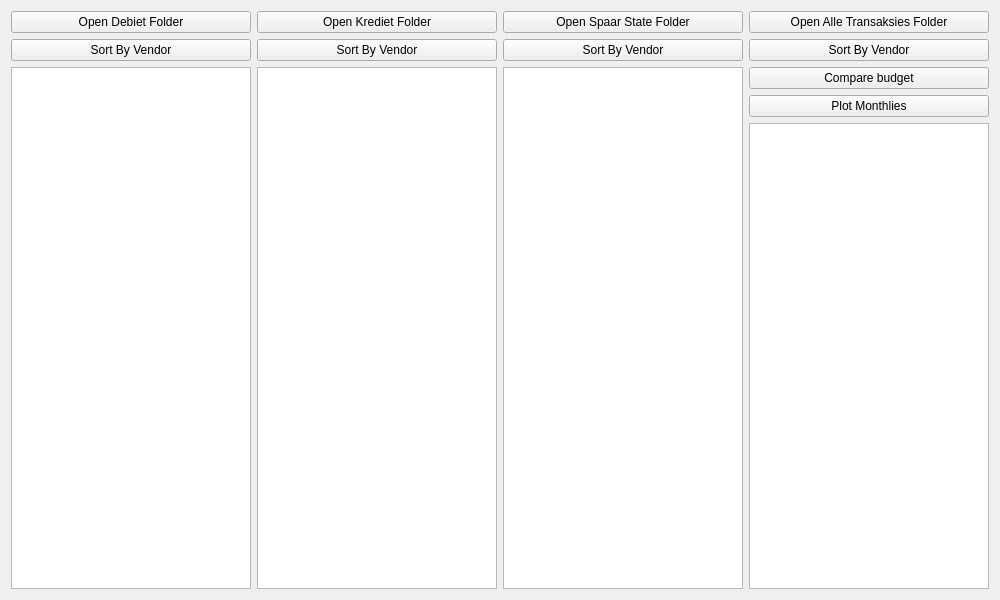
Qt form form.ui (dschoonwinkel/StateAnalise) before a commit.
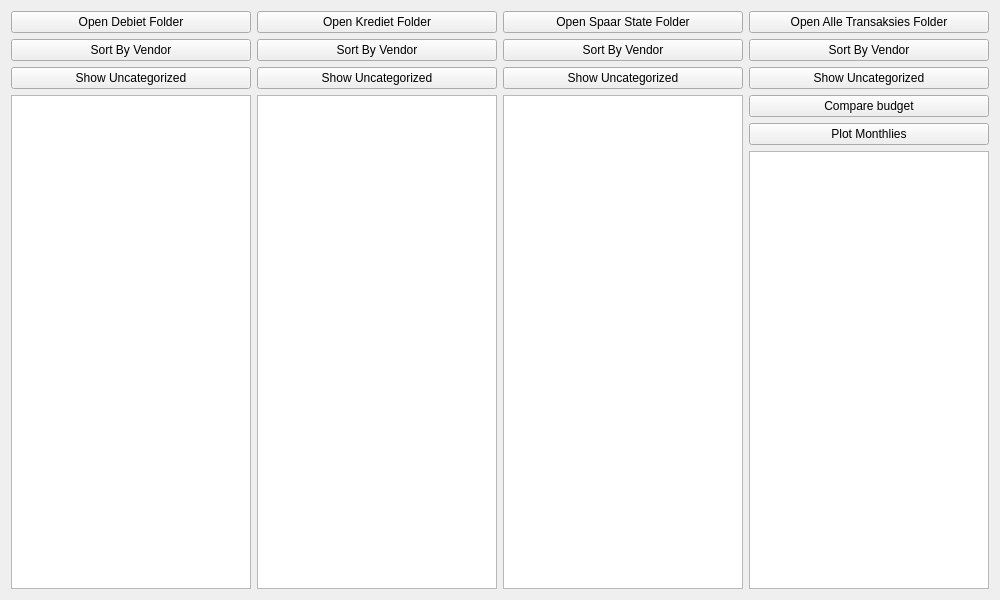
The same form after that commit.

Commit message: Uncategorized items showing up in table view. Next add interactivity when selecting from the category combo box and adding item.

Patch:
```diff
--- a/form.ui
+++ b/form.ui
@@ -34,6 +34,13 @@
            </property>
           </widget>
          </item>
+         <item>
+          <widget class="QPushButton" name="buttonDebietShowUncategorized">
+           <property name="text">
+            <string>Show Uncategorized</string>
+           </property>
+          </widget>
+         </item>
          <item>
           <widget class="QListView" name="ListViewDebietFiles"/>
          </item>
@@ -55,6 +62,13 @@
            </property>
           </widget>
          </item>
+         <item>
+          <widget class="QPushButton" name="buttonKredietShowUncategorized">
+           <property name="text">
+            <string>Show Uncategorized</string>
+           </property>
+          </widget>
+         </item>
          <item>
           <widget class="QListView" name="ListViewKredietFiles"/>
          </item>
@@ -76,6 +90,13 @@
            </property>
           </widget>
          </item>
+         <item>
+          <widget class="QPushButton" name="buttonIreneShowUncategorized">
+           <property name="text">
+            <string>Show Uncategorized</string>
+           </property>
+          </widget>
+         </item>
          <item>
           <widget class="QListView" name="listViewIrene"/>
          </item>
@@ -97,6 +118,13 @@
            </property>
           </widget>
          </item>
+         <item>
+          <widget class="QPushButton" name="buttonAlleShowUncategorized">
+           <property name="text">
+            <string>Show Uncategorized</string>
+           </property>
+          </widget>
+         </item>
          <item>
           <widget class="QPushButton" name="buttonAlleCompareBudget">
            <property name="text">
```
The commit also changes 7 other files.
